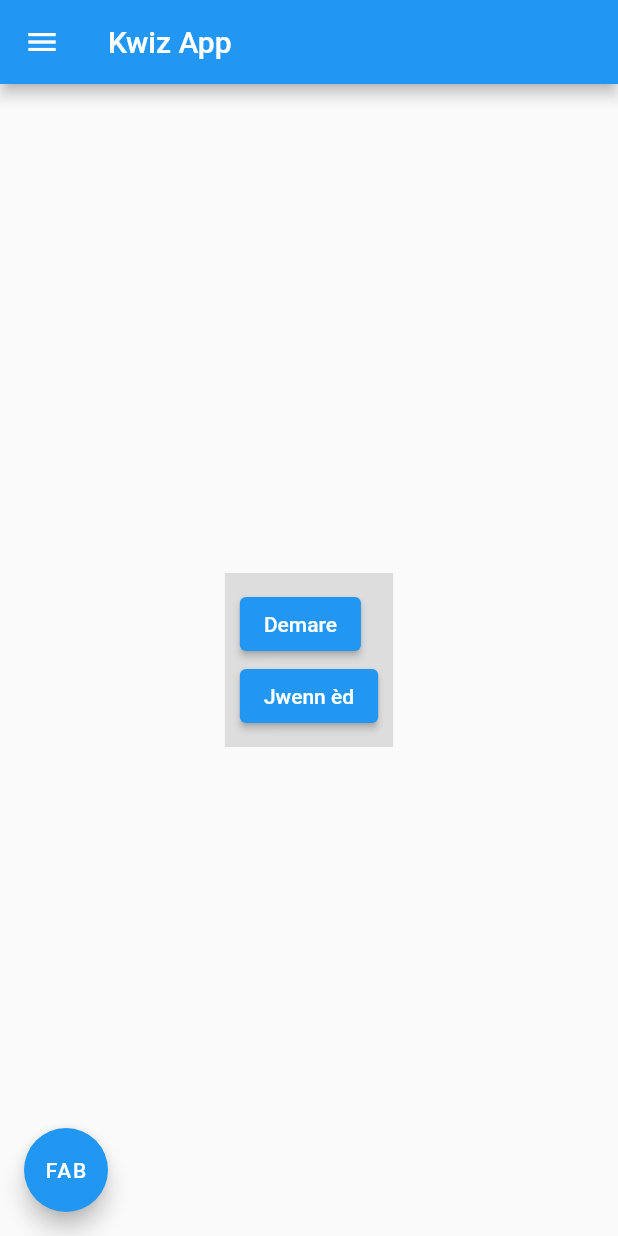
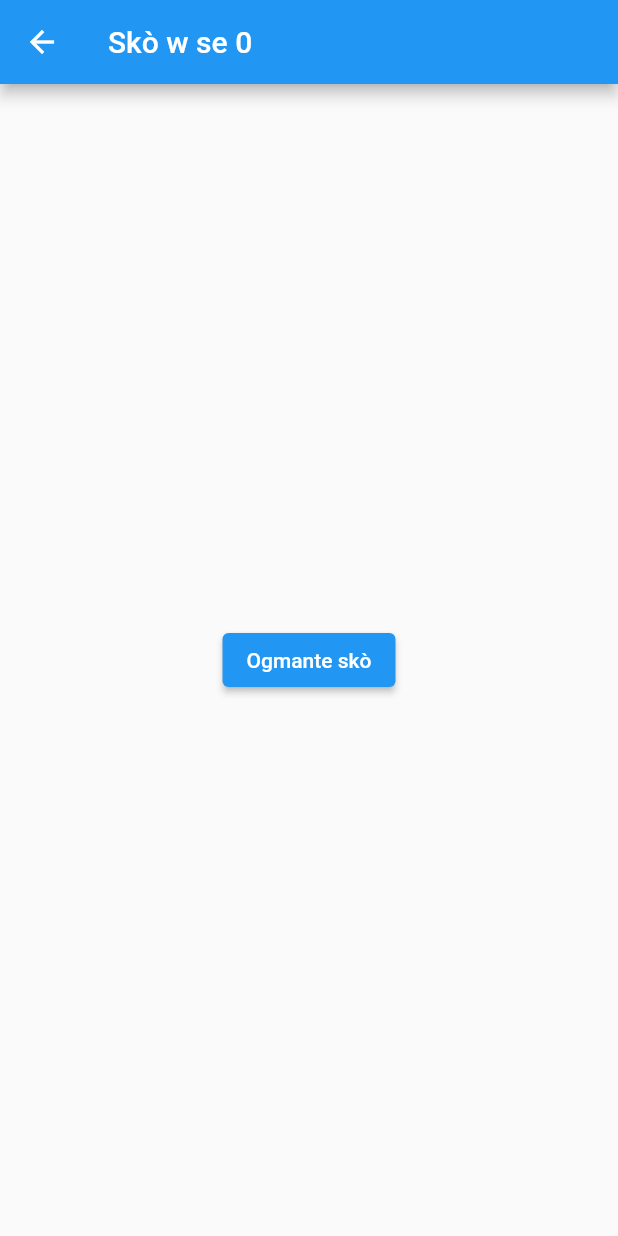
Before and after one commit to Lemayzeur/flutter_course_series, a Flutter app: the screen it shows after launch, after a tap on "Demare", on a phone screen of 412 x 824 dp. Run offline on Flutter 3.47's test engine with Material 2 defaults, Android fonts, the phone set to English and light mode, and no system bars.

Commit message:
chapter11

```diff
--- a/lib/main.dart
+++ b/lib/main.dart
@@ -52,7 +52,7 @@ class HomeScreen extends StatelessWidget {
               onTap: () {
                   Navigator.pop(context);
                   Navigator.push(context,
-                    MaterialPageRoute(builder: (ctx) => const NewPageScreen()));
+                    MaterialPageRoute(builder: (ctx) => const GameScreen()));
               },
             ),
           ],
@@ -68,7 +68,10 @@ class HomeScreen extends StatelessWidget {
             children: [
               ElevatedButton(
                 child: const Text('Demare'),
-                onPressed: fonksyonMwen
+                onPressed: (){
+                  Navigator.push(context,
+                    MaterialPageRoute(builder: (ctx) => const GameScreen()));
+                }
               ),
               ElevatedButton(
                 child: const Text('Jwenn èd'),
@@ -118,17 +121,32 @@ class HelpScreen extends StatelessWidget {
   }
 }
 
-
-class NewPageScreen extends StatelessWidget {
-  const NewPageScreen({ Key? key}) : super(key: key);
+class GameScreen extends StatefulWidget {
+  const GameScreen({ Key? key }) : super(key: key);
 
   @override
-  Widget build(BuildContext context){
+  _GameScreenState createState() => _GameScreenState();
+}
+
+class _GameScreenState extends State<GameScreen> {
+  int score = 0;
+
+  @override
+  Widget build(BuildContext context) {
     return Scaffold(
       appBar: AppBar(
-        title: const Text("Nouvo Paj")
+        title: Text('Skò w se ${score.toString()}'),
       ),
-      body: Container(),
+      body: Center(
+        child: ElevatedButton(
+          child: const Text("Ogmante skò"),
+          onPressed: (){
+            setState((){
+              score += 10;
+            });
+          }
+        )
+      )
     );
   }
 }
```
